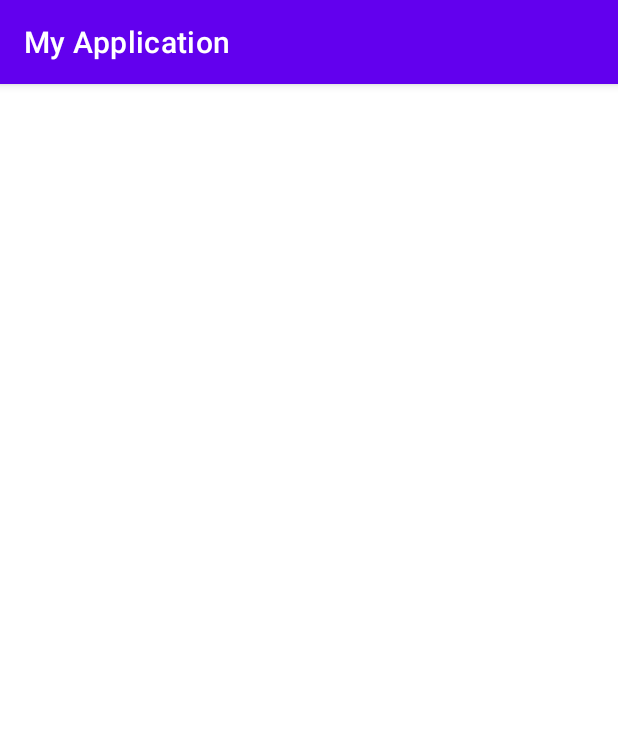
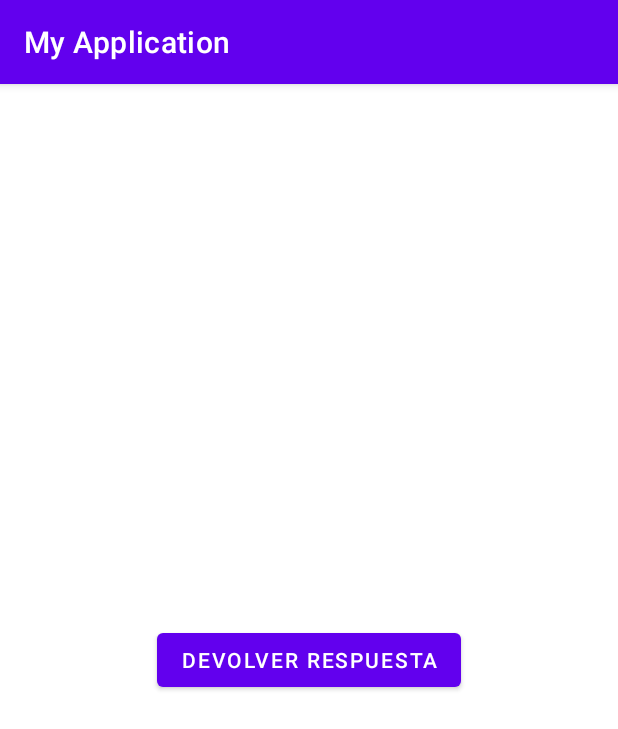
Before and after one commit to 2021-b-aplicaciones-moviles-computacion/movcom-laje-barragan-adrian-octavio, an Android app: the CIntentExplicitoParametros screen opened directly, with no data from a screen before it, on a phone screen of 412 x 824 dp. Shown: the top 729 px of the screen. Run offline under Robolectric (Android 15) with nearby library versions, the phone set to English and light mode, and no system bars.

Commit message:
update/deber kotlin

```diff
--- a/01-android/app/src/main/java/com/example/myapplication/CIntentExplicitoParametros.kt
+++ b/01-android/app/src/main/java/com/example/myapplication/CIntentExplicitoParametros.kt
@@ -2,10 +2,17 @@ package com.example.myapplication
 
 import androidx.appcompat.app.AppCompatActivity
 import android.os.Bundle
+import android.util.Log
 
 class CIntentExplicitoParametros : AppCompatActivity() {
     override fun onCreate(savedInstanceState: Bundle?) {
         super.onCreate(savedInstanceState)
         setContentView(R.layout.activity_cintent_explicito_parametros)
+        val nombre = intent.getStringExtra("nombre")
+        val apellido = intent.getStringExtra("apellido")
+        val edad = intent.getIntExtra("edad", 0)
+        Log.i("intnet","Valores: ${nombre} ${apellido} ${edad} " )
+
+        //val boton = finda
     }
 }
--- a/01-android/app/src/main/java/com/example/myapplication/MainActivity.kt
+++ b/01-android/app/src/main/java/com/example/myapplication/MainActivity.kt
@@ -34,9 +34,9 @@ class MainActivity() : AppCompatActivity() {
                 irActividad(BListView::class.java)
             }
         val botonIntent = findViewById<Button>(R.id.btn_intent)
-        botonListView
+        botonIntent
             .setOnClickListener {
-                irActividad(BListView::class.java)
+                irActividadConParametros(CIntentExplicitoParametros::class.java)
             }
 
     }
@@ -47,7 +47,7 @@ class MainActivity() : AppCompatActivity() {
         intentExplicito.putExtra("nombre", "Adrian")
         intentExplicito.putExtra("apellido", "Eguez")
         intentExplicito.putExtra("edad", "32")
-        resultLauncher.launch(intent)
+        resultLauncher.launch(intentExplicito)
         //startActivityForResult(intent,CODIGO_RESPUESTA_INTENT_EXPLICITO)
     }
     fun irActividad(
--- a/01-android/app/src/main/res/layout/activity_cintent_explicito_parametros.xml
+++ b/01-android/app/src/main/res/layout/activity_cintent_explicito_parametros.xml
@@ -6,4 +6,13 @@
     android:layout_height="match_parent"
     tools:context=".CIntentExplicitoParametros">
 
+    <Button
+        android:id="@+id/btn_devolver_respuesta"
+        android:layout_width="wrap_content"
+        android:layout_height="wrap_content"
+        android:text="Devolver Respuesta"
+        app:layout_constraintBottom_toBottomOf="parent"
+        app:layout_constraintEnd_toEndOf="parent"
+        app:layout_constraintStart_toStartOf="parent"
+        app:layout_constraintTop_toTopOf="parent" />
 </androidx.constraintlayout.widget.ConstraintLayout>
```
Also changed, not shown: 8 other files.
